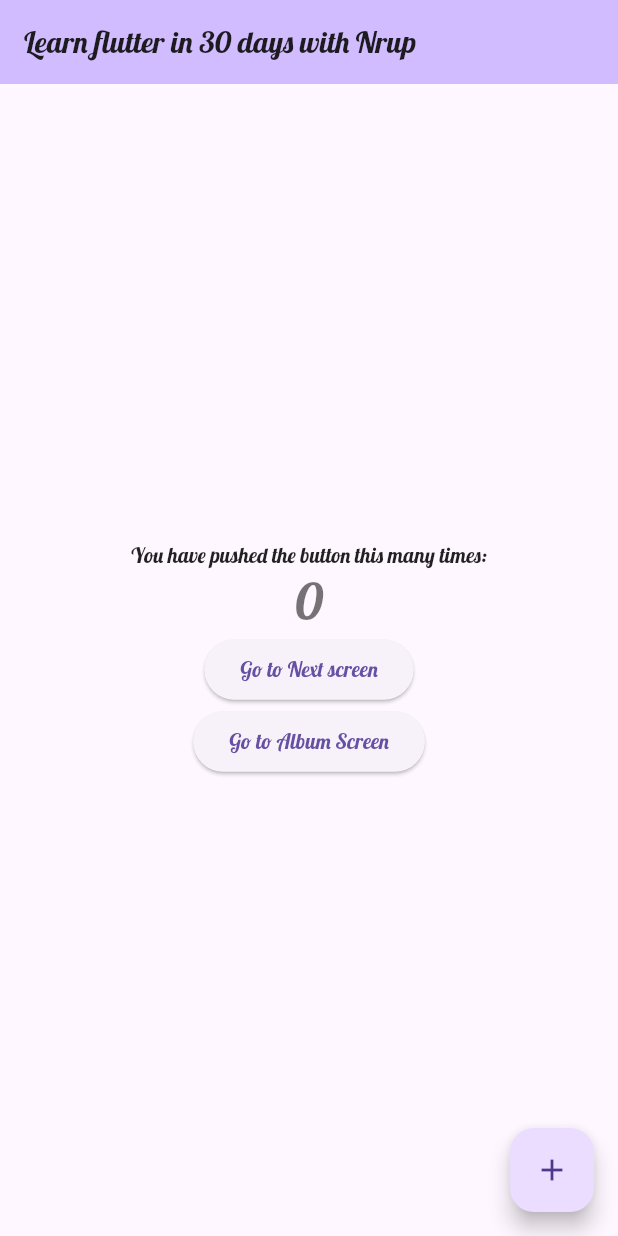
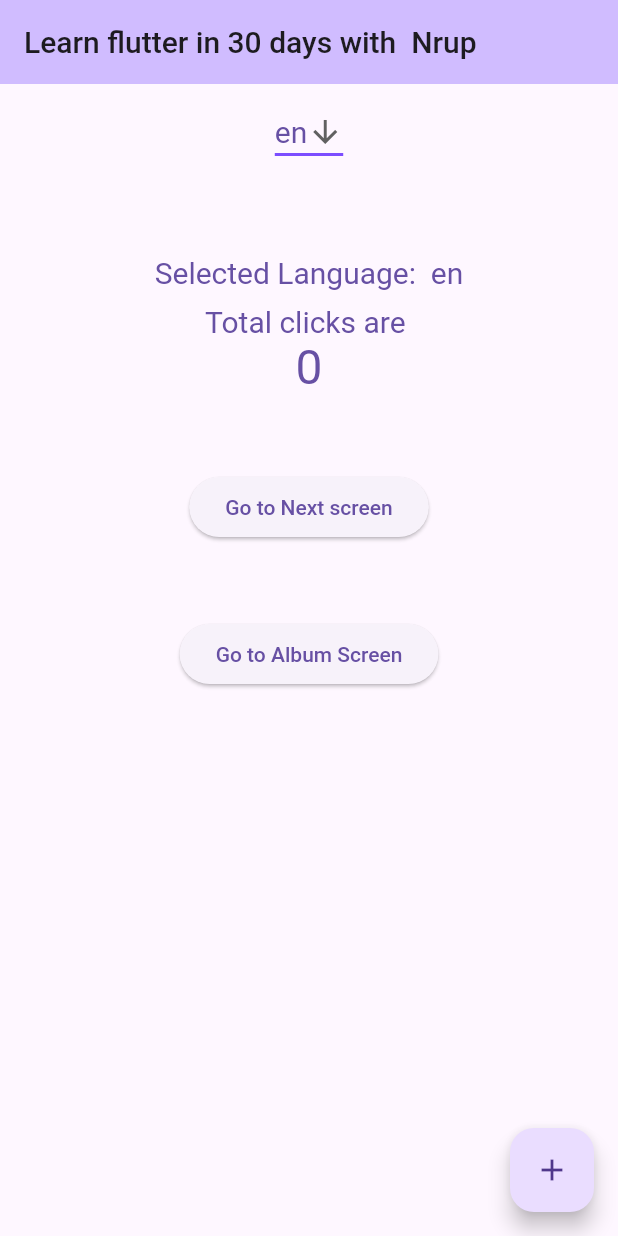
Before and after one commit to NrupParikh/FlutterBasics, a Flutter app: the screen it shows after launch, on a phone screen of 412 x 824 dp. Run offline on Flutter 3.47's test engine with Material 2 defaults, Android fonts, the phone set to English and light mode, and no system bars; our stand-ins replace google_fonts; generated files the repository leaves out were written again; Roboto replaces fonts that are missing (Actor).

Commit message:
- Multi Language Support [English, Hindi, Arabic] - RTL and LTR support - Internationalization - Drop down to change the Language

```diff
--- /dev/null
+++ b/l10n.yaml
@@ -0,0 +1,3 @@
+arb-dir: lib\l10n
+template-arb-file: app_en.arb
+output-localization-file: app_localizations.dart
--- a/lib/main.dart
+++ b/lib/main.dart
@@ -1,48 +1,50 @@
-import 'package:first_flutter_application/constants.dart';
 import 'package:first_flutter_application/content.dart';
 import 'package:first_flutter_application/second_screen.dart';
 import 'package:flutter/material.dart';
+import 'package:flutter_gen/gen_l10n/app_localizations.dart';
 import 'package:google_fonts/google_fonts.dart';
 
+const List<String> languageList = ['en', 'hi', 'ar'];
+final ValueNotifier<String> _selectedValue = ValueNotifier<String>('');
+ValueNotifier<Locale> _currentLocale =
+    ValueNotifier<Locale>(const Locale('en', ''));
+
 void main() {
+  _selectedValue.value = languageList[0];
   runApp(const MyApp());
 }
 
 class MyApp extends StatelessWidget {
   const MyApp({super.key});
 
-  // This widget is the root of your application.
   @override
   Widget build(BuildContext context) {
-    int days = 30;
-    String name = "Nrup";
-
-    return MaterialApp(
-      title: Constants.appTitle,
-      supportedLocales: const [Locale("en", "US"), Locale("ar", "AE")],
-      darkTheme: ThemeData.dark(useMaterial3: true).copyWith(
-          textTheme: GoogleFonts.oxygenTextTheme(Theme.of(context).textTheme)),
-      theme: ThemeData.light(useMaterial3: true).copyWith(
-          textTheme: GoogleFonts.lobsterTextTheme(Theme.of(context).textTheme)),
-      home: MyHomePage(
-          title: "${Constants.learnFlutterIn} $days ${Constants.daysWith}$name"),
+    return ValueListenableBuilder<Locale>(
+      valueListenable: _currentLocale,
+      builder: (BuildContext context, Locale value, Widget? child) {
+        return MaterialApp(
+          debugShowCheckedModeBanner: false,
+          // Other properties...
+          locale: value,
+          localizationsDelegates: AppLocalizations.localizationsDelegates,
+          darkTheme: ThemeData.dark(useMaterial3: true).copyWith(
+              textTheme:
+                  GoogleFonts.oxygenTextTheme(Theme.of(context).textTheme)),
+          theme: ThemeData.light(useMaterial3: true).copyWith(
+              textTheme:
+                  GoogleFonts.actorTextTheme(Theme.of(context).textTheme)),
+          supportedLocales: AppLocalizations.supportedLocales,
+          home: const MyHomePage(),
+        );
+      },
     );
   }
 }
 
+// https://www.youtube.com/watch?v=sTGyufxPnUM
+//"${AppLocalizations.of(context)!.learnFlutterIn} $days ${AppLocalizations.of(context)!.daysWith}$name")
 class MyHomePage extends StatefulWidget {
-  const MyHomePage({super.key, required this.title});
-
-  // This widget is the home page of your application. It is stateful, meaning
-  // that it has a State object (defined below) that contains fields that affect
-  // how it looks.
-
-  // This class is the configuration for the state. It holds the values (in this
-  // case the title) provided by the parent (in this case the App widget) and
-  // used by the build method of the State. Fields in a Widget subclass are
-  // always marked "final".
-
-  final String title;
+  const MyHomePage({super.key});
 
   @override
   State<MyHomePage> createState() => _MyHomePageState();
@@ -51,13 +53,11 @@ class MyHomePage extends StatefulWidget {
 class _MyHomePageState extends State<MyHomePage> {
   int _counter = 0;
 
+  // For dropdown
+  var dropdownValue = languageList.first;
+
   void _incrementCounter() {
     setState(() {
-      // This call to setState tells the Flutter framework that something has
-      // changed in this State, which causes it to rerun the build method below
-      // so that the display can reflect the updated values. If we changed
-      // _counter without calling setState(), then the build method would not be
-      // called again, and so nothing would appear to happen.
       _counter++;
     });
   }
@@ -74,63 +74,85 @@ class _MyHomePageState extends State<MyHomePage> {
 
   @override
   Widget build(BuildContext context) {
-    // This method is rerun every time setState is called, for instance as done
-    // by the _incrementCounter method above.
-    //
-    // The Flutter framework has been optimized to make rerunning build methods
-    // fast, so that you can just rebuild anything that needs updating rather
-    // than having to individually change instances of widgets.
+    int days = 30;
+    String name = "Nrup";
+
     return Scaffold(
       appBar: AppBar(
-        // TRY THIS: Try changing the color here to a specific color (to
-        // Colors.amber, perhaps?) and trigger a hot reload to see the AppBar
-        // change color while the other colors stay the same.
         backgroundColor: Theme.of(context).colorScheme.inversePrimary,
-        // Here we take the value from the MyHomePage object that was created by
-        // the App.build method, and use it to set our appbar title.
-        title: Text(widget.title),
+        title: Text(
+            "${AppLocalizations.of(context)!.learnFlutterIn} $days ${AppLocalizations.of(context)!.daysWith} $name ${AppLocalizations.of(context)!.person}"),
       ),
       body: Center(
-        // Center is a layout widget. It takes a single child and positions it
-        // in the middle of the parent.
         child: Column(
-          // Column is also a layout widget. It takes a list of children and
-          // arranges them vertically. By default, it sizes itself to fit its
-          // children horizontally, and tries to be as tall as its parent.
-          //
-          // Column has various properties to control how it sizes itself and
-          // how it positions its children. Here we use mainAxisAlignment to
-          // center the children vertically; the main axis here is the vertical
-          // axis because Columns are vertical (the cross axis would be
-          // horizontal).
-          //
-          // TRY THIS: Invoke "debug painting" (choose the "Toggle Debug Paint"
-          // action in the IDE, or press "p" in the console), to see the
-          // wireframe for each widget.
-          mainAxisAlignment: MainAxisAlignment.center,
           children: <Widget>[
-            const Text(
-              Constants.counterValue,
+            Padding(
+              padding: const EdgeInsets.all(8.0),
+              child: DropdownButton<String>(
+                icon: const Icon(Icons.arrow_downward),
+                elevation: 16,
+                style: TextStyle(
+                    fontSize: 20, color: Theme.of(context).colorScheme.primary),
+                underline: Container(
+                  height: 2,
+                  color: Colors.deepPurpleAccent,
+                ),
+                value: dropdownValue,
+                items:
+                    languageList.map<DropdownMenuItem<String>>((String value) {
+                  return DropdownMenuItem<String>(
+                    value: value,
+                    child: Text(
+                      value,
+                    ),
+                  );
+                }).toList(),
+                onChanged: (String? newValue) {
+                  setState(() {
+                    dropdownValue = newValue!;
+                    _selectedValue.value = newValue!;
+                    _currentLocale.value = Locale(newValue);
+                  });
+                },
+              ),
+            ),
+            const SizedBox(height: 50,),
+            Text('${AppLocalizations.of(context)!.selectedLanguage} ${_selectedValue.value}',
+                style: TextStyle(
+                    fontSize: 20,
+                    color: Theme.of(context).colorScheme.primary)),
+            const SizedBox(height: 10,),
+            Text(
+              "${AppLocalizations.of(context)?.counterValue}",
+              style: TextStyle(
+                  fontSize: 20, color: Theme.of(context).colorScheme.primary),
             ),
             Text(
               '$_counter',
-              style: Theme.of(context).textTheme.headlineMedium,
+              style: TextStyle(
+                  fontSize: 32, color: Theme.of(context).colorScheme.primary),
             ),
+            const SizedBox(height: 50,),
             ElevatedButton(
                 onPressed: _loadFirstScreen,
-                child: const Text(Constants.goNextScreen)),
+                child: Text("${AppLocalizations.of(context)?.goNextScreen}")),
+            const SizedBox(height: 50,),
             ElevatedButton(
                 onPressed: _loadContent,
-                child: const Text(Constants.goAlbumScreen))
+                child: Text("${AppLocalizations.of(context)?.goAlbumScreen}"))
           ],
         ),
       ),
       floatingActionButton: FloatingActionButton(
-        // onPressed: _incrementCounter,
         onPressed: _incrementCounter,
-        tooltip: 'Increment',
         child: const Icon(Icons.add),
-      ), // This trailing comma makes auto-formatting nicer for build methods.
+      ),
     );
   }
+
+  @override
+  void dispose() {
+    _selectedValue.dispose();
+    super.dispose();
+  }
 }
--- a/pubspec.yaml
+++ b/pubspec.yaml
@@ -38,6 +38,8 @@ dependencies:
   google_fonts: ^5.0.0
   http: ^1.0.0
   flutter_localization: ^0.1.12
+  shared_preferences: ^2.1.2
+  intl: ^0.18.0
 
 dev_dependencies:
   flutter_test:
@@ -59,6 +61,7 @@ flutter:
   # The following line ensures that the Material Icons font is
   # included with your application, so that you can use the icons in
   # the material Icons class.
+  generate: true
   uses-material-design: true
 
   # To add assets to your application, add an assets section, like this:
```
Also changed, not shown: lib/constants.dart (+29 -2 lines), lib/content.dart (+9 -7 lines), lib/l10n/app_ar.arb (added, +14 -0 lines), lib/l10n/app_en.arb (added, +52 -0 lines), lib/l10n/app_hi.arb (added, +14 -0 lines), lib/l10n/l10n.dart (added, +9 -0 lines), lib/second_screen.dart (+4 -3 lines), pubspec.lock, 1 other file.
